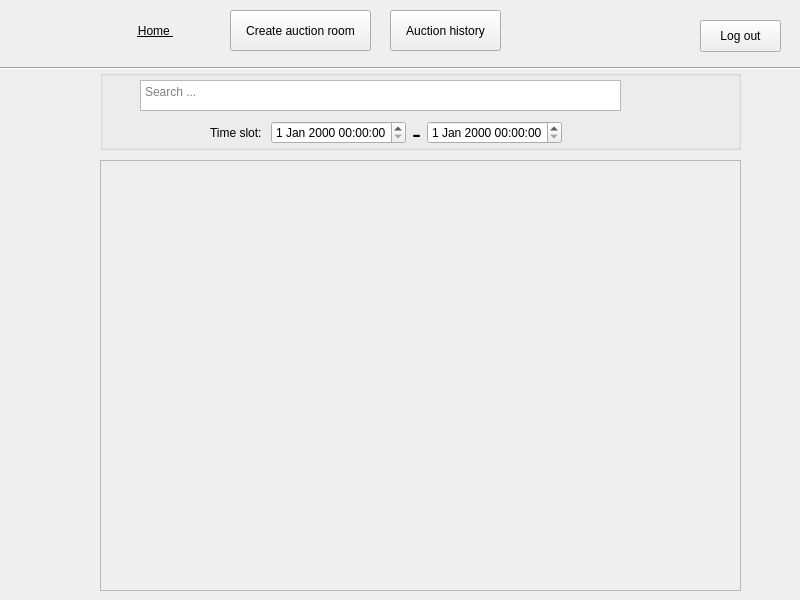
First picture: the form in GUI/mainwindow.ui, repository TuanAnhNguyenCo/Auction, before the edit.
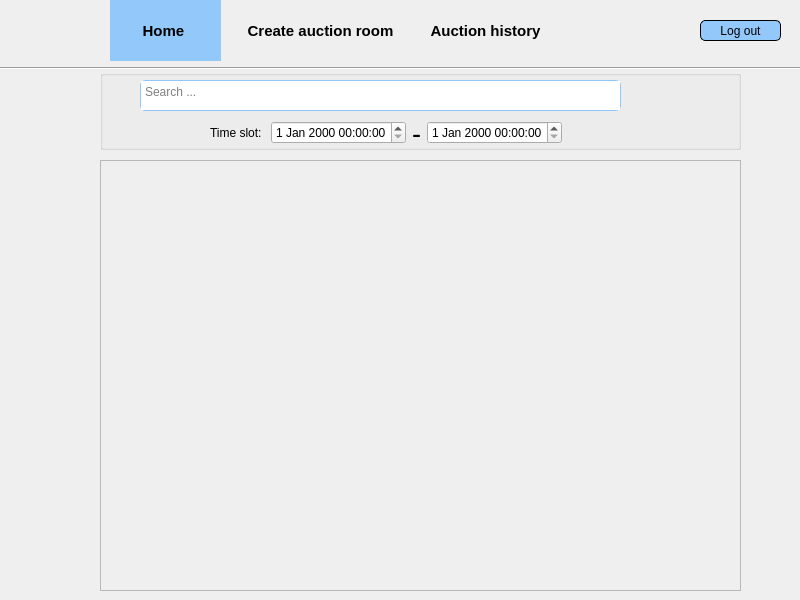
Second picture: the form after the edit.

```diff
--- a/GUI/mainwindow.ui
+++ b/GUI/mainwindow.ui
@@ -40,12 +40,32 @@
      <widget class="QPushButton" name="btn_historytab">
       <property name="geometry">
        <rect>
-        <x>390</x>
-        <y>10</y>
-        <width>111</width>
-        <height>41</height>
+        <x>410</x>
+        <y>0</y>
+        <width>151</width>
+        <height>61</height>
        </rect>
       </property>
+      <property name="cursor">
+       <cursorShape>PointingHandCursor</cursorShape>
+      </property>
+      <property name="styleSheet">
+       <string notr="true">QPushButton{border: none;
+    padding: 0;
+    background: none;
+  font-weight: bold;
+font-size :15px;
+   background-color: transparent; 
+    margin: 0 10px;
+
+ }
+QPushButton:hover {
+ background-color: rgb(37, 153, 255);
+ color: white;
+ }
+
+</string>
+      </property>
       <property name="text">
        <string>Auction history</string>
       </property>
@@ -53,12 +73,34 @@
      <widget class="QPushButton" name="btn_createtab">
       <property name="geometry">
        <rect>
-        <x>230</x>
-        <y>10</y>
-        <width>141</width>
-        <height>41</height>
+        <x>210</x>
+        <y>0</y>
+        <width>221</width>
+        <height>61</height>
        </rect>
       </property>
+      <property name="cursor">
+       <cursorShape>PointingHandCursor</cursorShape>
+      </property>
+      <property name="mouseTracking">
+       <bool>true</bool>
+      </property>
+      <property name="styleSheet">
+       <string notr="true">QPushButton{border: none;
+    padding: 0;
+    background: none;
+  font-weight: bold;
+font-size :15px;
+   background-color: transparent; 
+    margin: 0 10px;
+ }
+QPushButton:hover {
+ background-color: rgb(37, 153, 255);
+ color: white;
+ }
+
+</string>
+      </property>
       <property name="text">
        <string>Create auction room</string>
       </property>
@@ -67,18 +109,31 @@
       <property name="geometry">
        <rect>
         <x>100</x>
-        <y>10</y>
-        <width>111</width>
-        <height>41</height>
+        <y>0</y>
+        <width>131</width>
+        <height>61</height>
        </rect>
       </property>
       <property name="styleSheet">
-       <string notr="true">border: none;
+       <string notr="true">QPushButton{border: none;
     padding: 0;
     background: none;
- background-color: transparent; 
-    text-decoration: underline;
+  font-weight: bold;
+font-size :15px;
+   background-color: transparent; 
     margin: 0 10px;
+ background-color: ;
+	background-color: rgba(105, 183, 255, 176);
+
+ }
+QPushButton:hover {
+ background-color: rgb(37, 153, 255);
+ color: white;
+ }
+QPushButton:focus {
+ background-color: rgb(37, 153, 255);
+ color: white;
+ }
 
 </string>
       </property>
@@ -143,6 +198,10 @@
          <height>31</height>
         </rect>
        </property>
+       <property name="styleSheet">
+        <string notr="true">border: 0.5px solid  rgba(105, 183, 255, 176);
+border-radius: 5px;</string>
+       </property>
        <property name="placeholderText">
         <string>Search ...</string>
        </property>
@@ -191,9 +250,19 @@
         <x>700</x>
         <y>20</y>
         <width>81</width>
-        <height>32</height>
+        <height>21</height>
        </rect>
       </property>
+      <property name="cursor">
+       <cursorShape>PointingHandCursor</cursorShape>
+      </property>
+      <property name="styleSheet">
+       <string notr="true">QPushButton{
+	background-color: rgba(105, 183, 255, 176);
+ border-radius: 5px;
+border: 0.5px solid;
+ }</string>
+      </property>
       <property name="text">
        <string>Log out</string>
       </property>
```
Left out of the diff: 3 changed lines with no effect on the pictures.
